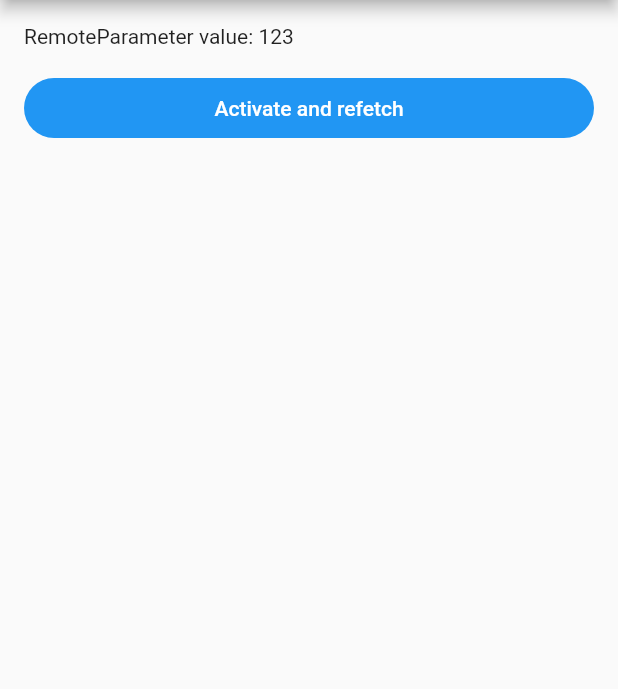
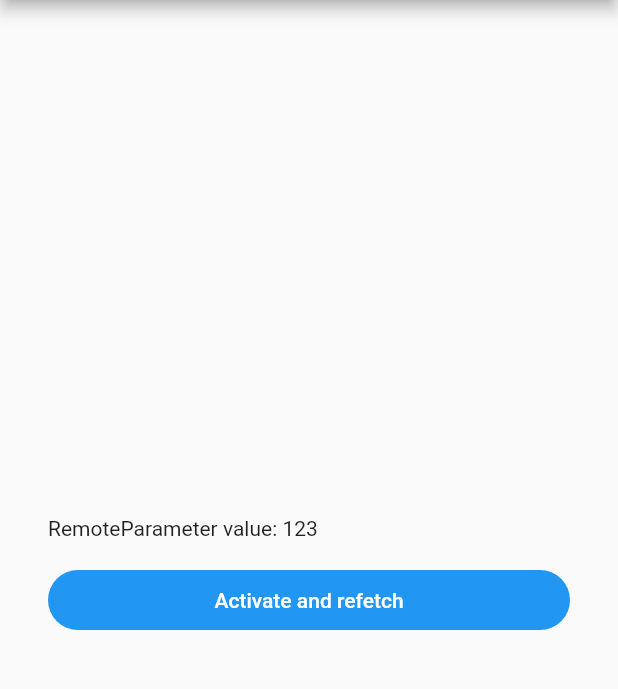
Before and after one commit to altive/altfire, a Flutter app: the screen it shows after launch, on a phone screen of 412 x 824 dp, the part 84-773 px from its top. Run offline on Flutter 3.47's test engine with Material 2 defaults, Android fonts, the phone set to English and light mode, and no system bars; our stand-ins replace firebase_auth, firebase_core, firebase_remote_config, google_sign_in; accounts and stored records are empty.

Commit message:
Refactored main.dart to use a Column widget for better layout.

```diff
--- a/packages/flutterfire_remote_parameter_fetcher/example/lib/main.dart
+++ b/packages/flutterfire_remote_parameter_fetcher/example/lib/main.dart
@@ -55,8 +55,11 @@ class _MainAppState extends State<MainApp> {
     return MaterialApp(
       home: Scaffold(
         appBar: AppBar(title: const Text('FlutterFireRemoteParameterFetcher')),
-        body: ListView(
-          padding: const EdgeInsets.all(16),
+        body: Padding(
+          padding: const EdgeInsets.all(32),
+          child: Column(
+            mainAxisAlignment: MainAxisAlignment.center,
+            crossAxisAlignment: CrossAxisAlignment.stretch,
             children: [
               Text('RemoteParameter value: $_intParameterValue'),
               const SizedBox(height: 16),
@@ -69,6 +72,7 @@ class _MainAppState extends State<MainApp> {
             ],
           ),
         ),
+      ),
     );
   }
 }
```
Lines whose indentation alone changed are shown as unchanged.
